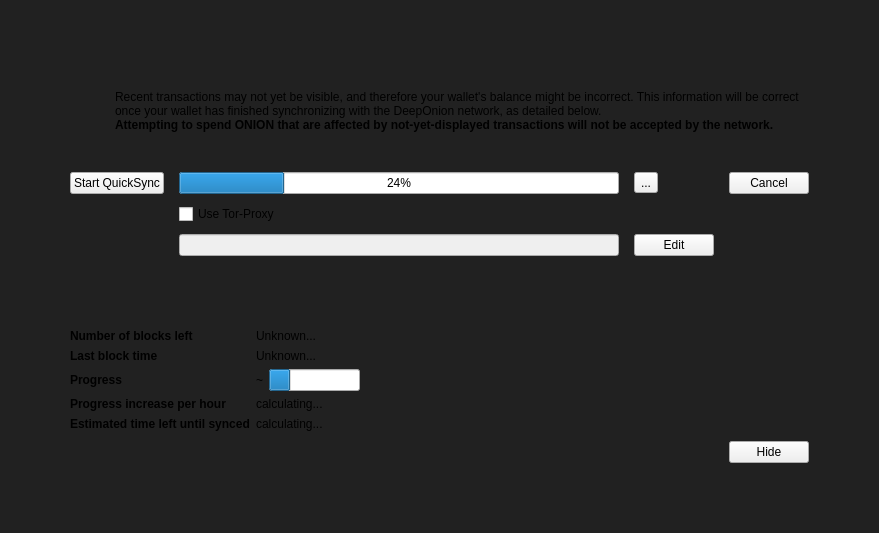
The window that src/qt/forms/modaloverlay.ui (deeponion/deeponion) describes before a commit, drawn with Qt 5.
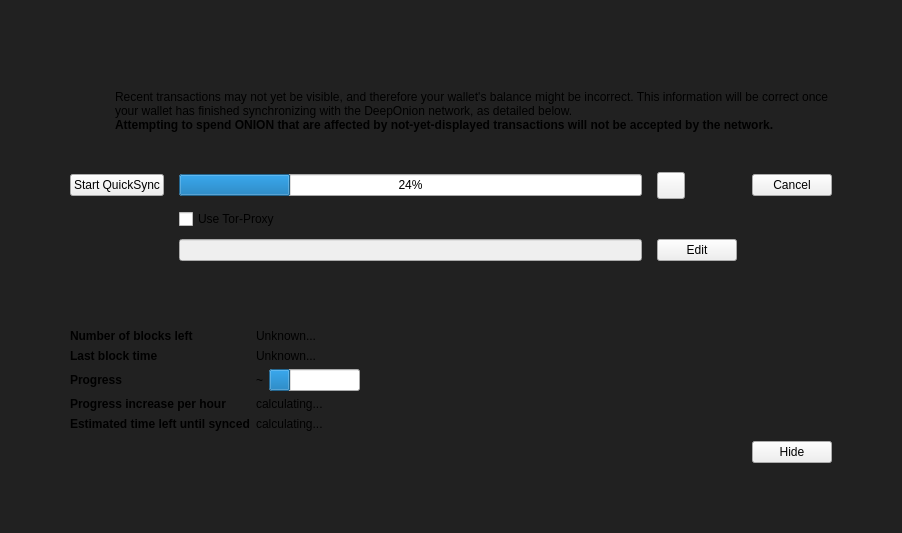
The same window after the commit. Icons and pictures are not drawn. Custom widgets are drawn as their Qt base class.

Commit message: update options icon

What changed in the file:
```diff
--- a/src/qt/forms/modaloverlay.ui
+++ b/src/qt/forms/modaloverlay.ui
@@ -6,7 +6,7 @@
    <rect>
     <x>0</x>
     <y>0</y>
-    <width>867</width>
+    <width>902</width>
     <height>533</height>
    </rect>
   </property>
@@ -186,7 +186,7 @@
               <string>QuickSync ptions</string>
              </property>
              <property name="text">
-              <string>...</string>
+              <string/>
              </property>
              <property name="icon">
               <iconset theme=":/icons/options">
```
Left out of the diff: 8 changed lines with no effect on the pictures.
